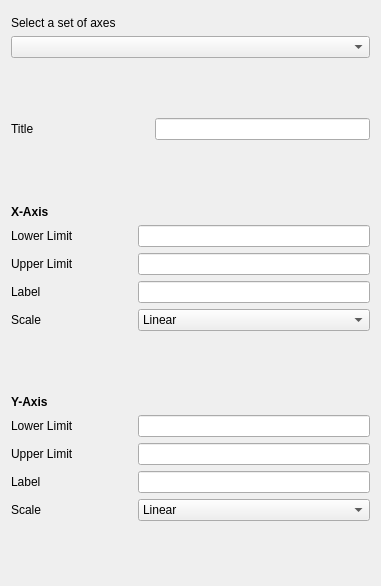
mantidproject/mantid, file qt/python/mantidqt/widgets/plotconfigdialog/axestabwidget/axes_tab_widget.ui: the form before one commit.
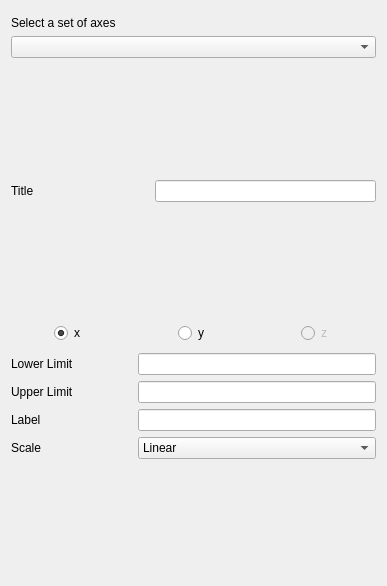
The form after the commit.

What changed in the file:
```diff
--- a/qt/python/mantidqt/widgets/plotconfigdialog/axestabwidget/axes_tab_widget.ui
+++ b/qt/python/mantidqt/widgets/plotconfigdialog/axestabwidget/axes_tab_widget.ui
@@ -6,7 +6,7 @@
    <rect>
     <x>0</x>
     <y>0</y>
-    <width>381</width>
+    <width>387</width>
     <height>586</height>
    </rect>
   </property>
@@ -14,45 +14,6 @@
    <string>Form</string>
   </property>
   <layout class="QGridLayout" name="gridLayout_3">
-   <item row="1" column="0">
-    <spacer name="verticalSpacer_6">
-     <property name="orientation">
-      <enum>Qt::Vertical</enum>
-     </property>
-     <property name="sizeHint" stdset="0">
-      <size>
-       <width>20</width>
-       <height>40</height>
-      </size>
-     </property>
-    </spacer>
-   </item>
-   <item row="3" column="0">
-    <spacer name="verticalSpacer">
-     <property name="orientation">
-      <enum>Qt::Vertical</enum>
-     </property>
-     <property name="sizeHint" stdset="0">
-      <size>
-       <width>20</width>
-       <height>40</height>
-      </size>
-     </property>
-    </spacer>
-   </item>
-   <item row="5" column="0">
-    <spacer name="verticalSpacer_2">
-     <property name="orientation">
-      <enum>Qt::Vertical</enum>
-     </property>
-     <property name="sizeHint" stdset="0">
-      <size>
-       <width>20</width>
-       <height>40</height>
-      </size>
-     </property>
-    </spacer>
-   </item>
    <item row="0" column="0">
     <layout class="QVBoxLayout" name="axes_selector_layout">
      <property name="topMargin">
@@ -70,6 +31,32 @@
      </item>
     </layout>
    </item>
+   <item row="1" column="0">
+    <spacer name="verticalSpacer_6">
+     <property name="orientation">
+      <enum>Qt::Vertical</enum>
+     </property>
+     <property name="sizeHint" stdset="0">
+      <size>
+       <width>20</width>
+       <height>40</height>
+      </size>
+     </property>
+    </spacer>
+   </item>
+   <item row="3" column="0">
+    <spacer name="verticalSpacer">
+     <property name="orientation">
+      <enum>Qt::Vertical</enum>
+     </property>
+     <property name="sizeHint" stdset="0">
+      <size>
+       <width>20</width>
+       <height>40</height>
+      </size>
+     </property>
+    </spacer>
+   </item>
    <item row="2" column="0">
     <layout class="QHBoxLayout" name="horizontalLayout">
      <property name="topMargin">
@@ -125,7 +112,47 @@
      </item>
     </layout>
    </item>
-   <item row="4" column="0">
+   <item row="5" column="0">
+    <layout class="QHBoxLayout" name="horizontalLayout_2">
+     <item alignment="Qt::AlignHCenter">
+      <widget class="QRadioButton" name="x_radio_button">
+       <property name="text">
+        <string>x</string>
+       </property>
+       <property name="checked">
+        <bool>true</bool>
+       </property>
+       <attribute name="buttonGroup">
+        <string notr="true">axis_button_group</string>
+       </attribute>
+      </widget>
+     </item>
+     <item alignment="Qt::AlignHCenter">
+      <widget class="QRadioButton" name="y_radio_button">
+       <property name="text">
+        <string>y</string>
+       </property>
+       <attribute name="buttonGroup">
+        <string notr="true">axis_button_group</string>
+       </attribute>
+      </widget>
+     </item>
+     <item alignment="Qt::AlignHCenter">
+      <widget class="QRadioButton" name="z_radio_button">
+       <property name="enabled">
+        <bool>false</bool>
+       </property>
+       <property name="text">
+        <string>z</string>
+       </property>
+       <attribute name="buttonGroup">
+        <string notr="true">axis_button_group</string>
+       </attribute>
+      </widget>
+     </item>
+    </layout>
+   </item>
+   <item row="14" column="0">
     <layout class="QGridLayout" name="gridLayout">
      <property name="topMargin">
       <number>4</number>
@@ -133,82 +160,7 @@
      <property name="bottomMargin">
       <number>4</number>
      </property>
-     <item row="1" column="2">
-      <widget class="QLineEdit" name="xlower_limit_line_edit"/>
-     </item>
-     <item row="2" column="0">
-      <widget class="QLabel" name="x_right_limit_label">
-       <property name="sizePolicy">
-        <sizepolicy hsizetype="Fixed" vsizetype="Preferred">
-         <horstretch>0</horstretch>
-         <verstretch>0</verstretch>
-        </sizepolicy>
-       </property>
-       <property name="text">
-        <string>Upper Limit</string>
-       </property>
-      </widget>
-     </item>
-     <item row="4" column="0">
-      <widget class="QLabel" name="x_scale_label">
-       <property name="sizePolicy">
-        <sizepolicy hsizetype="Fixed" vsizetype="Preferred">
-         <horstretch>0</horstretch>
-         <verstretch>0</verstretch>
-        </sizepolicy>
-       </property>
-       <property name="text">
-        <string>Scale</string>
-       </property>
-      </widget>
-     </item>
-     <item row="4" column="2">
-      <widget class="QComboBox" name="xscale_combo_box">
-       <property name="sizePolicy">
-        <sizepolicy hsizetype="Expanding" vsizetype="Fixed">
-         <horstretch>0</horstretch>
-         <verstretch>0</verstretch>
-        </sizepolicy>
-       </property>
-       <item>
-        <property name="text">
-         <string>Linear</string>
-        </property>
-       </item>
-       <item>
-        <property name="text">
-         <string>Log</string>
-        </property>
-       </item>
-       <item>
-        <property name="text">
-         <string>Symlog</string>
-        </property>
-       </item>
-       <item>
-        <property name="text">
-         <string>Logit</string>
-        </property>
-       </item>
-      </widget>
-     </item>
-     <item row="4" column="1">
-      <spacer name="horizontalSpacer_5">
-       <property name="orientation">
-        <enum>Qt::Horizontal</enum>
-       </property>
-       <property name="sizeType">
-        <enum>QSizePolicy::Fixed</enum>
-       </property>
-       <property name="sizeHint" stdset="0">
-        <size>
-         <width>58</width>
-         <height>20</height>
-        </size>
-       </property>
-      </spacer>
-     </item>
-     <item row="3" column="1">
+     <item row="2" column="1">
       <spacer name="horizontalSpacer_4">
        <property name="orientation">
         <enum>Qt::Horizontal</enum>
@@ -224,49 +176,7 @@
        </property>
       </spacer>
      </item>
-     <item row="0" column="0">
-      <widget class="QLabel" name="x_axis_label">
-       <property name="font">
-        <font>
-         <weight>75</weight>
-         <bold>true</bold>
-        </font>
-       </property>
-       <property name="text">
-        <string>X-Axis</string>
-       </property>
-      </widget>
-     </item>
-     <item row="3" column="0">
-      <widget class="QLabel" name="x_label_label">
-       <property name="sizePolicy">
-        <sizepolicy hsizetype="Fixed" vsizetype="Preferred">
-         <horstretch>0</horstretch>
-         <verstretch>0</verstretch>
-        </sizepolicy>
-       </property>
-       <property name="text">
-        <string>Label</string>
-       </property>
-      </widget>
-     </item>
-     <item row="3" column="2">
-      <widget class="QLineEdit" name="xlabel_line_edit">
-       <property name="sizePolicy">
-        <sizepolicy hsizetype="Expanding" vsizetype="Fixed">
-         <horstretch>0</horstretch>
-         <verstretch>0</verstretch>
-        </sizepolicy>
-       </property>
-       <property name="minimumSize">
-        <size>
-         <width>211</width>
-         <height>20</height>
-        </size>
-       </property>
-      </widget>
-     </item>
-     <item row="1" column="1">
+     <item row="0" column="1">
       <spacer name="horizontalSpacer_2">
        <property name="orientation">
         <enum>Qt::Horizontal</enum>
@@ -282,7 +192,20 @@
        </property>
       </spacer>
      </item>
-     <item row="2" column="1">
+     <item row="3" column="0">
+      <widget class="QLabel" name="scale_label">
+       <property name="sizePolicy">
+        <sizepolicy hsizetype="Fixed" vsizetype="Preferred">
+         <horstretch>0</horstretch>
+         <verstretch>0</verstretch>
+        </sizepolicy>
+       </property>
+       <property name="text">
+        <string>Scale</string>
+       </property>
+      </widget>
+     </item>
+     <item row="1" column="1">
       <spacer name="horizontalSpacer_3">
        <property name="orientation">
         <enum>Qt::Horizontal</enum>
@@ -298,118 +221,8 @@
        </property>
       </spacer>
      </item>
-     <item row="1" column="0">
-      <widget class="QLabel" name="x_left_limit_label">
-       <property name="sizePolicy">
-        <sizepolicy hsizetype="Fixed" vsizetype="Preferred">
-         <horstretch>0</horstretch>
-         <verstretch>0</verstretch>
-        </sizepolicy>
-       </property>
-       <property name="text">
-        <string>Lower Limit</string>
-       </property>
-      </widget>
-     </item>
-     <item row="2" column="2">
-      <widget class="QLineEdit" name="xupper_limit_line_edit"/>
-     </item>
-    </layout>
-   </item>
-   <item row="6" column="0">
-    <layout class="QGridLayout" name="gridLayout_2">
-     <property name="topMargin">
-      <number>4</number>
-     </property>
-     <property name="bottomMargin">
-      <number>4</number>
-     </property>
-     <item row="0" column="0">
-      <widget class="QLabel" name="y_axis_label">
-       <property name="font">
-        <font>
-         <weight>75</weight>
-         <bold>true</bold>
-        </font>
-       </property>
-       <property name="text">
-        <string>Y-Axis</string>
-       </property>
-      </widget>
-     </item>
-     <item row="1" column="0">
-      <widget class="QLabel" name="y_left_limit_label">
-       <property name="sizePolicy">
-        <sizepolicy hsizetype="Fixed" vsizetype="Preferred">
-         <horstretch>0</horstretch>
-         <verstretch>0</verstretch>
-        </sizepolicy>
-       </property>
-       <property name="text">
-        <string>Lower Limit</string>
-       </property>
-      </widget>
-     </item>
-     <item row="2" column="0">
-      <widget class="QLabel" name="y_right_limit_label">
-       <property name="sizePolicy">
-        <sizepolicy hsizetype="Fixed" vsizetype="Preferred">
-         <horstretch>0</horstretch>
-         <verstretch>0</verstretch>
-        </sizepolicy>
-       </property>
-       <property name="text">
-        <string>Upper Limit</string>
-       </property>
-      </widget>
-     </item>
-     <item row="2" column="1">
-      <spacer name="horizontalSpacer_7">
-       <property name="orientation">
-        <enum>Qt::Horizontal</enum>
-       </property>
-       <property name="sizeType">
-        <enum>QSizePolicy::Fixed</enum>
-       </property>
-       <property name="sizeHint" stdset="0">
-        <size>
-         <width>58</width>
-         <height>20</height>
-        </size>
-       </property>
-      </spacer>
-     </item>
      <item row="3" column="2">
-      <widget class="QLineEdit" name="ylabel_line_edit">
-       <property name="sizePolicy">
-        <sizepolicy hsizetype="Expanding" vsizetype="Fixed">
-         <horstretch>0</horstretch>
-         <verstretch>0</verstretch>
-        </sizepolicy>
-       </property>
-       <property name="minimumSize">
-        <size>
-         <width>211</width>
-         <height>20</height>
-        </size>
-       </property>
-      </widget>
-     </item>
-     <item row="4" column="0">
-      <widget class="QLabel" name="y_scale_label">
-       <property name="sizePolicy">
-        <sizepolicy hsizetype="Fixed" vsizetype="Preferred">
-         <horstretch>0</horstretch>
-         <verstretch>0</verstretch>
-        </sizepolicy>
-       </property>
-       <property name="text">
-        <string>Scale</string>
-       </property>
-      </widget>
-     </item>
-     <item row="4" column="2">
-      <widget class="QComboBox" name="yscale_combo_box">
+      <widget class="QComboBox" name="scale_combo_box">
        <property name="sizePolicy">
         <sizepolicy hsizetype="Expanding" vsizetype="Fixed">
          <horstretch>0</horstretch>
@@ -438,24 +251,8 @@
        </item>
       </widget>
      </item>
-     <item row="4" column="1">
-      <spacer name="horizontalSpacer_9">
-       <property name="orientation">
-        <enum>Qt::Horizontal</enum>
-       </property>
-       <property name="sizeType">
-        <enum>QSizePolicy::Fixed</enum>
-       </property>
-       <property name="sizeHint" stdset="0">
-        <size>
-         <width>58</width>
-         <height>20</height>
-        </size>
-       </property>
-      </spacer>
-     </item>
-     <item row="3" column="0">
-      <widget class="QLabel" name="y_label_label">
+     <item row="2" column="0">
+      <widget class="QLabel" name="label_label">
        <property name="sizePolicy">
         <sizepolicy hsizetype="Fixed" vsizetype="Preferred">
          <horstretch>0</horstretch>
@@ -467,48 +264,74 @@
        </property>
       </widget>
      </item>
-     <item row="3" column="1">
-      <spacer name="horizontalSpacer_8">
-       <property name="orientation">
-        <enum>Qt::Horizontal</enum>
-       </property>
-       <property name="sizeType">
-        <enum>QSizePolicy::Fixed</enum>
-       </property>
-       <property name="sizeHint" stdset="0">
-        <size>
-         <width>58</width>
-         <height>20</height>
-        </size>
-       </property>
-      </spacer>
-     </item>
-     <item row="1" column="1">
-      <spacer name="horizontalSpacer_10">
-       <property name="orientation">
-        <enum>Qt::Horizontal</enum>
-       </property>
-       <property name="sizeType">
-        <enum>QSizePolicy::Fixed</enum>
-       </property>
-       <property name="sizeHint" stdset="0">
-        <size>
-         <width>58</width>
-         <height>20</height>
-        </size>
-       </property>
-      </spacer>
-     </item>
      <item row="1" column="2">
-      <widget class="QLineEdit" name="ylower_limit_line_edit"/>
+      <widget class="QLineEdit" name="upper_limit_line_edit"/>
+     </item>
+     <item row="1" column="0">
+      <widget class="QLabel" name="right_limit_label">
+       <property name="sizePolicy">
+        <sizepolicy hsizetype="Fixed" vsizetype="Preferred">
+         <horstretch>0</horstretch>
+         <verstretch>0</verstretch>
+        </sizepolicy>
+       </property>
+       <property name="text">
+        <string>Upper Limit</string>
+       </property>
+      </widget>
      </item>
      <item row="2" column="2">
-      <widget class="QLineEdit" name="yupper_limit_line_edit"/>
+      <widget class="QLineEdit" name="label_line_edit">
+       <property name="sizePolicy">
+        <sizepolicy hsizetype="Expanding" vsizetype="Fixed">
+         <horstretch>0</horstretch>
+         <verstretch>0</verstretch>
+        </sizepolicy>
+       </property>
+       <property name="minimumSize">
+        <size>
+         <width>211</width>
+         <height>20</height>
+        </size>
+       </property>
+      </widget>
+     </item>
+     <item row="0" column="2">
+      <widget class="QLineEdit" name="lower_limit_line_edit"/>
+     </item>
+     <item row="3" column="1">
+      <spacer name="horizontalSpacer_5">
+       <property name="orientation">
+        <enum>Qt::Horizontal</enum>
+       </property>
+       <property name="sizeType">
+        <enum>QSizePolicy::Fixed</enum>
+       </property>
+       <property name="sizeHint" stdset="0">
+        <size>
+         <width>58</width>
+         <height>20</height>
+        </size>
+       </property>
+      </spacer>
+     </item>
+     <item row="0" column="0">
+      <widget class="QLabel" name="left_limit_label">
+       <property name="sizePolicy">
+        <sizepolicy hsizetype="Fixed" vsizetype="Preferred">
+         <horstretch>0</horstretch>
+         <verstretch>0</verstretch>
+        </sizepolicy>
+       </property>
+       <property name="text">
+        <string>Lower Limit</string>
+       </property>
+      </widget>
      </item>
     </layout>
    </item>
-   <item row="7" column="0">
-    <spacer name="verticalSpacer_3">
+   <item row="15" column="0">
+    <spacer name="verticalSpacer_2">
      <property name="orientation">
       <enum>Qt::Vertical</enum>
      </property>
```
Left out of the diff: 9 changed lines with no effect on the pictures.
